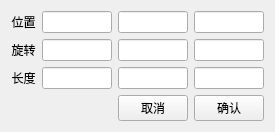
Above: Qt/Resources/UI/igQtBoxSettingDialog.ui from hu-shuhan/editOpeniGame before the change. Below: the same form after it.
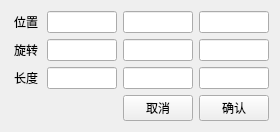
That is the form after the change.

Commit message: update box setting size

```diff
--- a/Qt/Resources/UI/igQtBoxSettingDialog.ui
+++ b/Qt/Resources/UI/igQtBoxSettingDialog.ui
@@ -24,13 +24,13 @@
      </property>
      <property name="minimumSize">
       <size>
-       <width>25</width>
+       <width>30</width>
        <height>0</height>
       </size>
      </property>
      <property name="maximumSize">
       <size>
-       <width>25</width>
+       <width>30</width>
        <height>16777215</height>
       </size>
      </property>
@@ -52,13 +52,13 @@
      </property>
      <property name="minimumSize">
       <size>
-       <width>25</width>
+       <width>30</width>
        <height>0</height>
       </size>
      </property>
      <property name="maximumSize">
       <size>
-       <width>25</width>
+       <width>30</width>
        <height>16777215</height>
       </size>
      </property>
@@ -84,6 +84,12 @@
        <height>0</height>
       </size>
      </property>
+     <property name="maximumSize">
+      <size>
+       <width>80</width>
+       <height>16777215</height>
+      </size>
+     </property>
     </widget>
    </item>
    <item row="1" column="2">
@@ -100,6 +106,12 @@
        <height>0</height>
       </size>
      </property>
+     <property name="maximumSize">
+      <size>
+       <width>80</width>
+       <height>16777215</height>
+      </size>
+     </property>
     </widget>
    </item>
    <item row="1" column="1">
@@ -116,6 +128,12 @@
        <height>0</height>
       </size>
      </property>
+     <property name="maximumSize">
+      <size>
+       <width>80</width>
+       <height>16777215</height>
+      </size>
+     </property>
     </widget>
    </item>
    <item row="2" column="2">
@@ -132,6 +150,12 @@
        <height>0</height>
       </size>
      </property>
+     <property name="maximumSize">
+      <size>
+       <width>80</width>
+       <height>16777215</height>
+      </size>
+     </property>
     </widget>
    </item>
    <item row="3" column="2">
@@ -142,6 +166,12 @@
        <height>0</height>
       </size>
      </property>
+     <property name="maximumSize">
+      <size>
+       <width>80</width>
+       <height>16777215</height>
+      </size>
+     </property>
      <property name="text">
       <string>取消</string>
      </property>
@@ -161,6 +191,12 @@
        <height>0</height>
       </size>
      </property>
+     <property name="maximumSize">
+      <size>
+       <width>80</width>
+       <height>16777215</height>
+      </size>
+     </property>
     </widget>
    </item>
    <item row="0" column="2">
@@ -177,6 +213,12 @@
        <height>0</height>
       </size>
      </property>
+     <property name="maximumSize">
+      <size>
+       <width>80</width>
+       <height>16777215</height>
+      </size>
+     </property>
     </widget>
    </item>
    <item row="0" column="3">
@@ -193,6 +235,12 @@
        <height>0</height>
       </size>
      </property>
+     <property name="maximumSize">
+      <size>
+       <width>80</width>
+       <height>16777215</height>
+      </size>
+     </property>
     </widget>
    </item>
    <item row="0" column="0">
@@ -205,13 +253,13 @@
      </property>
      <property name="minimumSize">
       <size>
-       <width>25</width>
+       <width>30</width>
        <height>0</height>
       </size>
      </property>
      <property name="maximumSize">
       <size>
-       <width>25</width>
+       <width>30</width>
        <height>16777215</height>
       </size>
      </property>
@@ -231,6 +279,12 @@
        <height>0</height>
       </size>
      </property>
+     <property name="maximumSize">
+      <size>
+       <width>80</width>
+       <height>16777215</height>
+      </size>
+     </property>
      <property name="text">
       <string>确认</string>
      </property>
@@ -250,6 +304,12 @@
        <height>0</height>
       </size>
      </property>
+     <property name="maximumSize">
+      <size>
+       <width>80</width>
+       <height>16777215</height>
+      </size>
+     </property>
     </widget>
    </item>
    <item row="2" column="1">
@@ -266,6 +326,12 @@
        <height>0</height>
       </size>
      </property>
+     <property name="maximumSize">
+      <size>
+       <width>80</width>
+       <height>16777215</height>
+      </size>
+     </property>
     </widget>
    </item>
   </layout>
```
